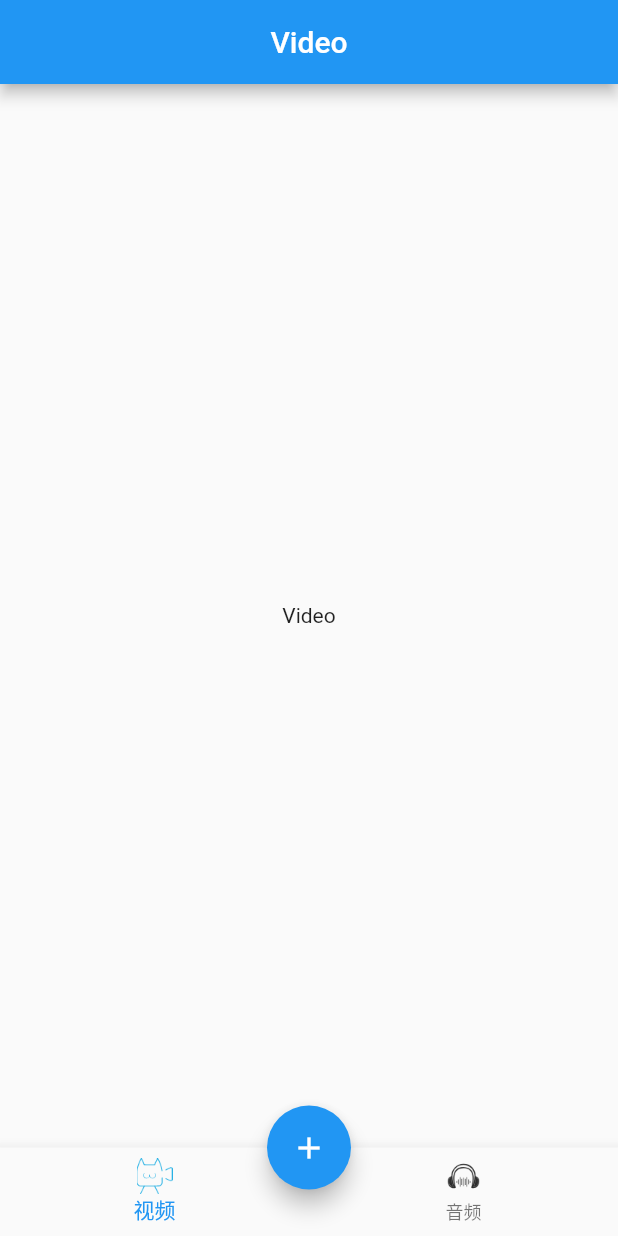
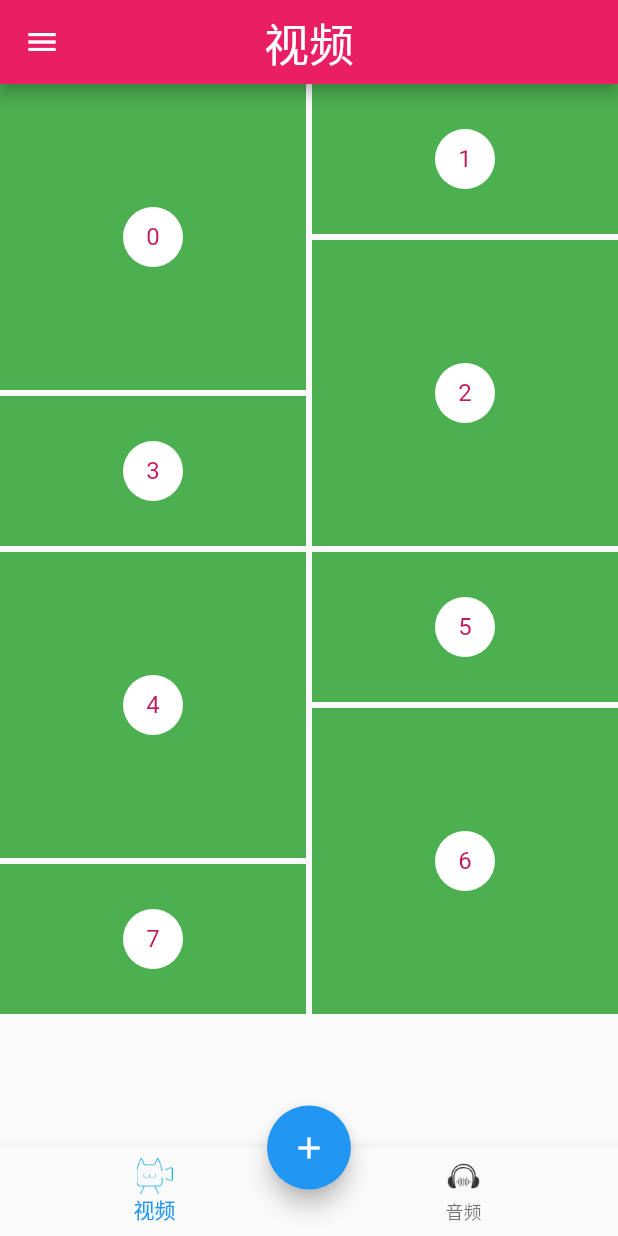
Before and after one commit to shaoting0730/flutter_video_audio_news, a Flutter app: the screen it shows after launch, on a phone screen of 412 x 824 dp. Run offline on Flutter 3.47's test engine with Material 2 defaults, Android fonts, the phone set to English and light mode, and no system bars; our stand-ins replace flutter_easyrefresh; Roboto replaces fonts that are missing (customFont).

Commit message:
add 上下拉和瀑布流
add 上下拉和瀑布流

```diff
--- a/lib/main.dart
+++ b/lib/main.dart
@@ -2,7 +2,6 @@ import 'package:flutter/material.dart';
 import 'tabbar.dart';
 import 'dart:io';
 import 'package:flutter/services.dart';
-
 
 void main() {
   runApp(MyApp());
@@ -20,9 +19,6 @@ class MyApp extends StatelessWidget {
     return MaterialApp(
       title: 'Flutter 实战练习',
       debugShowCheckedModeBanner: false, // 去除debug旗标
-      theme: ThemeData(
-        primaryColor: Colors.pink
-      ),
       home: Tabbar(),
     );
   }
--- a/lib/pages/video_page.dart
+++ b/lib/pages/video_page.dart
@@ -1,13 +1,74 @@
 import 'package:flutter/material.dart';
+import '../pages/widgets/drawer_widget.dart'; // 侧边栏
+import 'package:flutter_staggered_grid_view/flutter_staggered_grid_view.dart'; // 瀑布流
+import 'package:flutter_easyrefresh/easy_refresh.dart'; //  上下拉
 
 class VideoPage extends StatelessWidget {
   @override
   Widget build(BuildContext context) {
+    return MaterialApp(
+      title: 'Flutter Demo',
+      theme: ThemeData(
+        primarySwatch: Colors.pink,
+      ),
+      debugShowCheckedModeBanner: false, // 去除debug旗标
+      home: MainVideo(),
+    );
+  }
+}
+
+class MainVideo extends StatefulWidget {
+  @override
+  _MainVideoState createState() => _MainVideoState();
+}
+
+class _MainVideoState extends State<MainVideo> {
+  GlobalKey<RefreshFooterState> _footerKey =
+      new GlobalKey<RefreshFooterState>();
+
+  @override
+  Widget build(BuildContext context) {
     return Scaffold(
-      appBar: AppBar(title: Text('Video'),centerTitle: true),
-      body: Center(
-        child: Text('Video'),
+      appBar: AppBar(
+          title: Text('视频',
+              style: TextStyle(fontFamily: 'customFont', fontSize: 30)),
+          centerTitle: true),
+      drawer: drawerWidget(context), // 侧边栏
+      body: EasyRefresh(   // 上下拉刷新
+        refreshFooter: ClassicsFooter(
+          key: _footerKey,
+          bgColor: Colors.white,
+          textColor: Colors.pink,
+          moreInfoColor: Colors.pink,
+          showMore: true,
+          noMoreText: '',
+          moreInfo: '加载中...',
+          loadReadyText: '上拉加载😝',
+        ),
+        child: _waterFall(),
+        loadMore: () async {},
       ),
     );
   }
+
+  // 瀑布流
+  Widget _waterFall(){
+    return StaggeredGridView.countBuilder(
+          crossAxisCount: 4,
+          itemCount: 8,
+          itemBuilder: (BuildContext context, int index) => new Container(
+              color: Colors.green,
+              child: new Center(
+                child: new CircleAvatar(
+                  backgroundColor: Colors.white,
+                  child: new Text('$index'),
+                ),
+              )),
+          staggeredTileBuilder: (int index) =>
+              new StaggeredTile.count(2, index.isEven ? 2 : 1),
+          mainAxisSpacing: 4.0,
+          crossAxisSpacing: 4.0,
+     );
+  }
+
 }
--- /dev/null
+++ b/lib/pages/widgets/drawer_widget.dart
@@ -0,0 +1,17 @@
+import 'package:flutter/material.dart';
+
+Drawer drawerWidget(context) {
+
+    return Drawer(
+        child: Column(
+          children: <Widget>[
+            Image.network('https://ws1.sinaimg.cn/large/0065oQSqly1g0ajj4h6ndj30sg11xdmj.jpg'),
+            ListTile(   //退出按钮
+              title: new Text('Close'),
+              trailing: new Icon(Icons.cancel),
+              onTap: () => Navigator.of(context).pop(),   //点击后收起侧边栏
+            ),
+          ],
+        ),
+      );
+}
--- a/lib/tabbar.dart
+++ b/lib/tabbar.dart
@@ -6,8 +6,9 @@ import './pages/video_page.dart';
 class Tabbar extends StatelessWidget {
   @override
   Widget build(BuildContext context) {
-    return new MaterialApp(
-        debugShowCheckedModeBanner: false, home: new MainPageWidget());
+    return Scaffold(
+      body: MainPageWidget(),
+    );
   }
 }
 
@@ -43,7 +44,7 @@ class MainPageState extends State<MainPageWidget> {
   Text getTabTitle(int curIndex) {
     if (curIndex == _tabIndex) {
       return new Text(appBarTitles[curIndex],
-          style: new TextStyle(fontSize: 14.0, color: const Color(0xff1296db)));
+          style: new TextStyle(fontSize: 14.0, color: Colors.pink));
     } else {
       return new Text(appBarTitles[curIndex],
           style: new TextStyle(fontSize: 14.0, color: const Color(0xff515151)));
--- a/pubspec.yaml
+++ b/pubspec.yaml
@@ -28,6 +28,7 @@ dependencies:
   flutter_screenutil: ^0.5.1
   url_launcher: ^5.0.1
   flutter_easyrefresh: ^1.2.7
+  flutter_staggered_grid_view: ^0.2.7
 
 dev_dependencies:
   flutter_test:
```
Also changed, not shown: lib/pages/audio_page.dart (+43 -3 lines), pubspec.lock, 3 other files.
